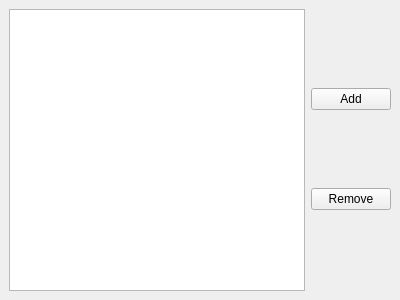
Qt form GUI/extenwindow.ui (Artikash/Textractor) before a commit.
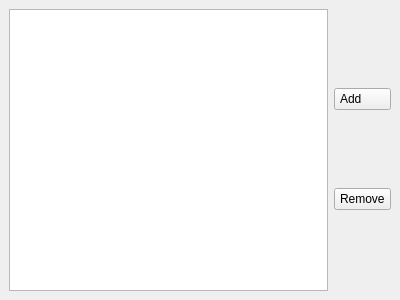
The same form after that commit.

Commit message: update ui to match new extension window design

The edit to the form file:
```diff
--- a/GUI/extenwindow.ui
+++ b/GUI/extenwindow.ui
@@ -13,6 +13,24 @@
   <property name="windowTitle">
    <string>Extensions</string>
   </property>
+  <property name="styleSheet">
+   <string notr="true">QObject
+{
+	font: 10pt &quot;MS Shell Dlg 2&quot;;
+}
+#textOutput
+{
+	font: 13pt &quot;MS Shell Dlg 2&quot;;;
+}
+QPushButton, QComboBox
+{
+	padding-top: 3px;
+	padding-bottom: 3px;
+	padding-right: 5px;
+	padding-left: 5px;
+	text-align: left;
+}</string>
+  </property>
   <widget class="QWidget" name="centralWidget">
   <layout class="QHBoxLayout" name="horizontalLayout">
    <item>
@@ -26,7 +44,7 @@
     </widget>
    </item>
    <item>
-    <layout class="QVBoxLayout" name="verticalLayout">
+     <layout class="QVBoxLayout">
      <item>
       <spacer name="verticalSpacer">
        <property name="orientation">
@@ -49,7 +67,7 @@
       </widget>
      </item>
      <item>
-      <spacer name="verticalSpacer_2">
+       <spacer>
        <property name="orientation">
         <enum>Qt::Vertical</enum>
        </property>
```
Lines whose indentation alone changed are shown as unchanged. The commit also changes 3 other files.
